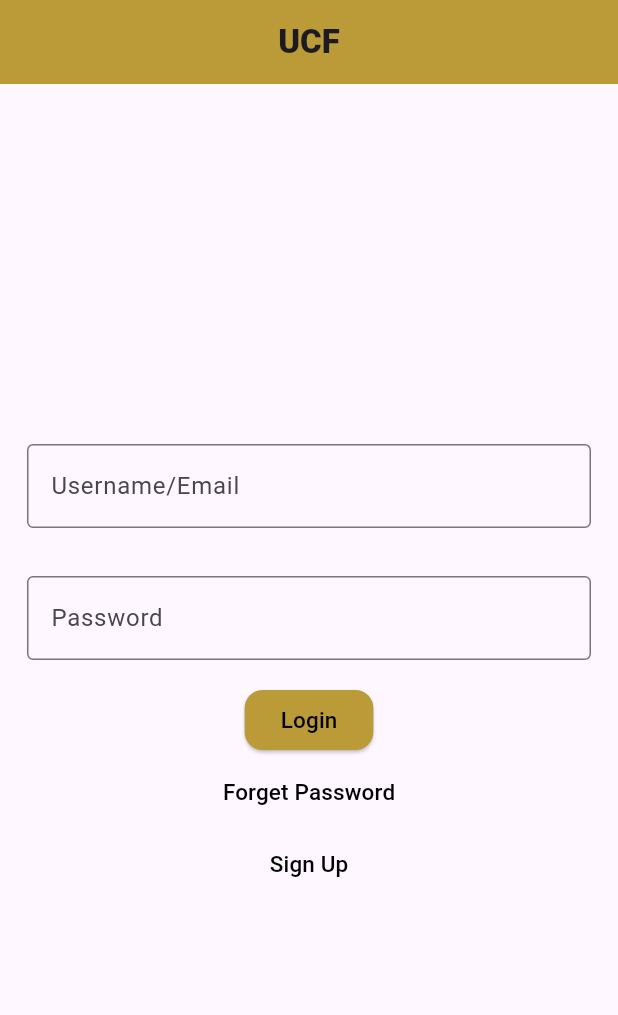
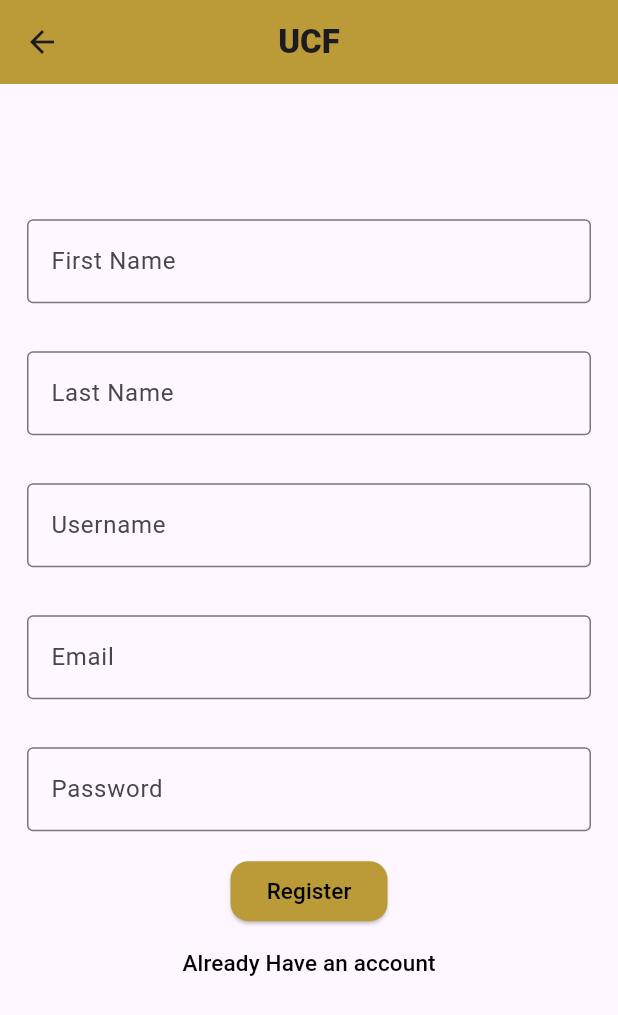
Before and after one commit to ChwaseH55/SD27, a Flutter app: the screen it shows after launch, after a tap on "Sign Up", on a phone screen of 412 x 824 dp. Shown: the top 1015 px of the screen. Run offline on Flutter 3.47's test engine with Material 3 defaults, Android fonts, the light colour scheme and no system bars; our stand-ins replace carousel_slider; network calls fail.

Commit message:
Screens
Added some navigation for main menu and other screens

```diff
--- a/mobile/lib/screens/login_screen.dart
+++ b/mobile/lib/screens/login_screen.dart
@@ -1,4 +1,3 @@
-import 'package:coffee_card/screens/main_menu.dart';
 import 'package:flutter/material.dart';
 
 class LoginScreen extends StatelessWidget {
@@ -116,7 +115,9 @@
 
         //Sign up btn
         TextButton(
-          onPressed: () {},
+          onPressed: () {
+            Navigator.pushNamed(context, '/reg');
+          },
           child: const Text(
             "Sign Up",
             style: TextStyle(fontSize: 15, color: Colors.black),
--- /dev/null
+++ b/mobile/lib/screens/register_screen.dart
@@ -0,0 +1,165 @@
+import 'package:coffee_card/screens/main_menu.dart';
+import 'package:flutter/material.dart';
+
+class RegisterScreen extends StatelessWidget {
+  const RegisterScreen({super.key});
+
+  @override
+  Widget build(BuildContext context) {
+    return  Scaffold(
+        appBar: AppBar(
+          title: const Text(
+            'UCF',
+            style: TextStyle(fontWeight: FontWeight.w900),
+          ),
+          centerTitle: true,
+          backgroundColor: const Color.fromRGBO(186, 155, 55, 1),
+        ),
+        body: const MyCustomForm(),
+      );
+  }
+}
+
+class MyCustomForm extends StatefulWidget {
+  const MyCustomForm({super.key});
+
+  @override
+  State<MyCustomForm> createState() => _MyCustomFormState();
+}
+
+// This class holds the data related to the Form.
+class _MyCustomFormState extends State<MyCustomForm> {
+  // Create a text controller and use it to retrieve the current value
+  // of the TextField.
+  final fNameController = TextEditingController();
+  final lNameController = TextEditingController();
+  final emailController = TextEditingController();
+  final userController = TextEditingController();
+  final passController = TextEditingController();
+
+  @override
+  void dispose() {
+    // Clean up the controller when the widget is disposed.
+    userController.dispose();
+    passController.dispose();
+    fNameController.dispose();
+    lNameController.dispose();
+    emailController.dispose();
+    super.dispose();
+  }
+
+  @override
+  Widget build(BuildContext context) {
+    double screenHeight = MediaQuery.of(context).size.width;
+    return Padding(
+      padding: EdgeInsets.only(top: screenHeight*0.18),
+      child: Column(
+
+        crossAxisAlignment: CrossAxisAlignment.center,
+        children: <Widget>[
+            Padding(
+            padding: const EdgeInsets.symmetric(horizontal: 10),
+            child: Padding(
+              padding: const EdgeInsets.symmetric(horizontal: 8, vertical: 16),
+              child: TextField(
+                controller: fNameController,
+                decoration: const InputDecoration(
+                  border: OutlineInputBorder(),
+                  hintText: 'First Name',
+                ),
+              ),
+            ),
+          ),
+              Padding(
+            padding: const EdgeInsets.symmetric(horizontal: 10),
+            child: Padding(
+              padding: const EdgeInsets.symmetric(horizontal: 8, vertical: 16),
+              child: TextField(
+                controller: lNameController,
+                decoration: const InputDecoration(
+                  border: OutlineInputBorder(),
+                  hintText: 'Last Name',
+                ),
+              ),
+            ),
+          ),
+            // Username input
+          Padding(
+            padding: const EdgeInsets.symmetric(horizontal: 10),
+            child: Padding(
+              padding: const EdgeInsets.symmetric(horizontal: 8, vertical: 16),
+              child: TextField(
+                controller: userController,
+                decoration: const InputDecoration(
+                  border: OutlineInputBorder(),
+                  hintText: 'Username',
+                ),
+              ),
+            ),
+          ),
+            Padding(
+            padding: const EdgeInsets.symmetric(horizontal: 10),
+            child: Padding(
+              padding: const EdgeInsets.symmetric(horizontal: 8, vertical: 16),
+              child: TextField(
+                controller: emailController,
+                decoration: const InputDecoration(
+                  border: OutlineInputBorder(),
+                  hintText: 'Email',
+                ),
+              ),
+            ),
+          ),
+            // Password input
+          Padding(
+            padding: const EdgeInsets.symmetric(horizontal: 10),
+            child: Padding(
+              padding: const EdgeInsets.symmetric(horizontal: 8, vertical: 16),
+              child: TextField(
+                controller: passController,
+                obscureText: true,
+                decoration: const InputDecoration(
+                  border: OutlineInputBorder(),
+                  hintText: 'Password',
+                ),
+              ),
+            ),
+          ),
+            // Login Btn
+          Container(
+            decoration: BoxDecoration(
+              borderRadius: BorderRadius.circular(35),
+            ),
+            child: ElevatedButton(
+              onPressed: () {
+                Navigator.pushNamed(context, '/mainMenu');
+              },
+              style: ElevatedButton.styleFrom(
+                backgroundColor: const Color.fromRGBO(186, 155, 55, 1),
+                shape: RoundedRectangleBorder(
+                  borderRadius:
+                      BorderRadius.circular(12), // Change this value as needed
+                ),
+              ),
+              child: const Text(
+                'Register',
+                style: TextStyle(
+                  fontSize: 15,
+                  color: Colors.black,
+                ),
+              ),
+            ),
+          ),
+            //Password Forget btn
+          TextButton(
+            onPressed: () {},
+            child: const Text(
+              "Already Have an account",
+              style: TextStyle(fontSize: 15, color: Colors.black),
+            ),
+          ),
+        ],
+      )
+    );
+  }
+}
--- a/mobile/pubspec.yaml
+++ b/mobile/pubspec.yaml
@@ -28,8 +28,10 @@
 # the latest version available on pub.dev. To see which dependencies have newer
 # versions available, run `flutter pub outdated`.
 dependencies:
+  carousel_slider:
   flutter:
     sdk: flutter
+
 
 
   # The following adds the Cupertino Icons font to your application.
@@ -57,6 +59,9 @@
   # included with your application, so that you can use the icons in
   # the material Icons class.
   uses-material-design: true
+  assets:
+    - assets/images/
+
 
   # To add assets to your application, add an assets section, like this:
   # assets:
```
Also changed, not shown: mobile/lib/main.dart (+10 -1 lines), mobile/lib/screens/announcement_list.dart (added, +19 -0 lines), mobile/lib/screens/discussion_forum.dart (added, +19 -0 lines), mobile/lib/screens/main_menu.dart (+80 -123 lines), mobile/lib/screens/tournament_list.dart (added, +20 -0 lines), mobile/assets/images/dog.jpg (added), mobile/pubspec.lock.
